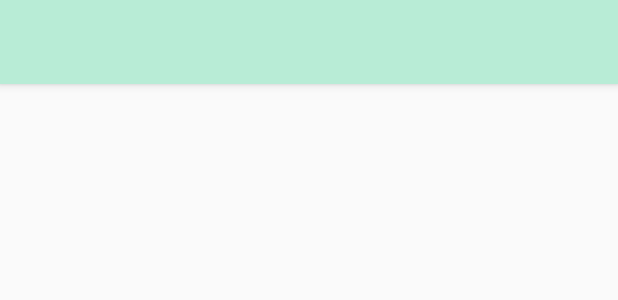
After one commit to enricvelasco/Menu, an Android app: the layout activity_stock.xml on its own in the app's theme, with its tools: preview values and no code run, on a phone screen of 412 x 824 dp. The commit adds this screen. Shown: the top 300 px of the screen. Run offline under Robolectric (Android 15) with nearby library versions, the phone set to English and light mode, and no system bars.

Commit message:
activity stock

```diff
--- /dev/null
+++ b/app/src/main/res/layout/activity_stock.xml
@@ -0,0 +1,52 @@
+<?xml version="1.0" encoding="utf-8"?>
+<android.support.design.widget.CoordinatorLayout xmlns:android="http://schemas.android.com/apk/res/android"
+    xmlns:app="http://schemas.android.com/apk/res-auto"
+    xmlns:tools="http://schemas.android.com/tools"
+    android:layout_width="match_parent"
+    android:layout_height="match_parent"
+    tools:context="com.example.enric.menu.activities.stock.StockActivity">
+
+    <android.support.design.widget.AppBarLayout
+        android:id="@+id/idToolBarStock"
+        android:layout_width="match_parent"
+        android:layout_height="wrap_content"
+        android:theme="@style/AppTheme.AppBarOverlay">
+
+        <android.support.v7.widget.Toolbar
+            android:id="@+id/toolbar"
+            android:layout_width="match_parent"
+            android:layout_height="?attr/actionBarSize"
+            android:layout_weight="1"
+            android:background="?attr/colorPrimary"
+            app:popupTheme="@style/AppTheme.PopupOverlay" />
+    </android.support.design.widget.AppBarLayout>
+
+    <android.support.constraint.ConstraintLayout
+        android:layout_width="match_parent"
+        android:layout_height="match_parent">
+
+        <FrameLayout
+            android:layout_width="match_parent"
+            android:layout_height="507dp"
+            tools:layout_editor_absoluteY="59dp">
+
+            <RelativeLayout
+                android:layout_width="match_parent"
+                android:layout_height="match_parent"
+                tools:layout_editor_absoluteX="8dp"
+                tools:layout_editor_absoluteY="59dp">
+
+                <FrameLayout
+                    android:id="@+id/idContenidoCamaraScan"
+                    android:layout_width="match_parent"
+                    android:layout_height="200dp"
+                    android:layout_alignParentTop="true"
+                    android:layout_centerHorizontal="true">
+
+                </FrameLayout>
+            </RelativeLayout>
+        </FrameLayout>
+
+    </android.support.constraint.ConstraintLayout>
+
+</android.support.design.widget.CoordinatorLayout>
--- a/app/src/main/res/values/strings.xml
+++ b/app/src/main/res/values/strings.xml
@@ -1,4 +1,5 @@
 <resources>
     <string name="app_name">Menu</string>
     <string name="action_settings">Settings</string>
+    <string name="title_activity_stock">StockActivity</string>
 </resources>
--- a/app/src/main/res/values/styles.xml
+++ b/app/src/main/res/values/styles.xml
@@ -17,7 +17,7 @@
 
     <style name="AppTheme.PopupOverlay" parent="ThemeOverlay.AppCompat.Light" />
 
-    <style name="salamander" parent="AppTheme" >
+    <style name="salamander" parent="AppTheme">
         <item name="android:colorBackground">@color/background_material_light</item>
         <item name="android:colorForeground">@color/foreground_material_light</item>
     </style>
```
Also changed, not shown: app/src/main/AndroidManifest.xml (+9 -0 lines), app/src/main/java/com/example/enric/menu/MainActivity.java (+22 -2 lines), app/src/main/java/com/example/enric/menu/MenuPrincipal/MenuPrincipalItem.java (+9 -0 lines), app/src/main/java/com/example/enric/menu/activities/stock/StockActivity.java (added, +24 -0 lines), app/src/main/res/layout/content_stock.xml (added, +11 -0 lines).
